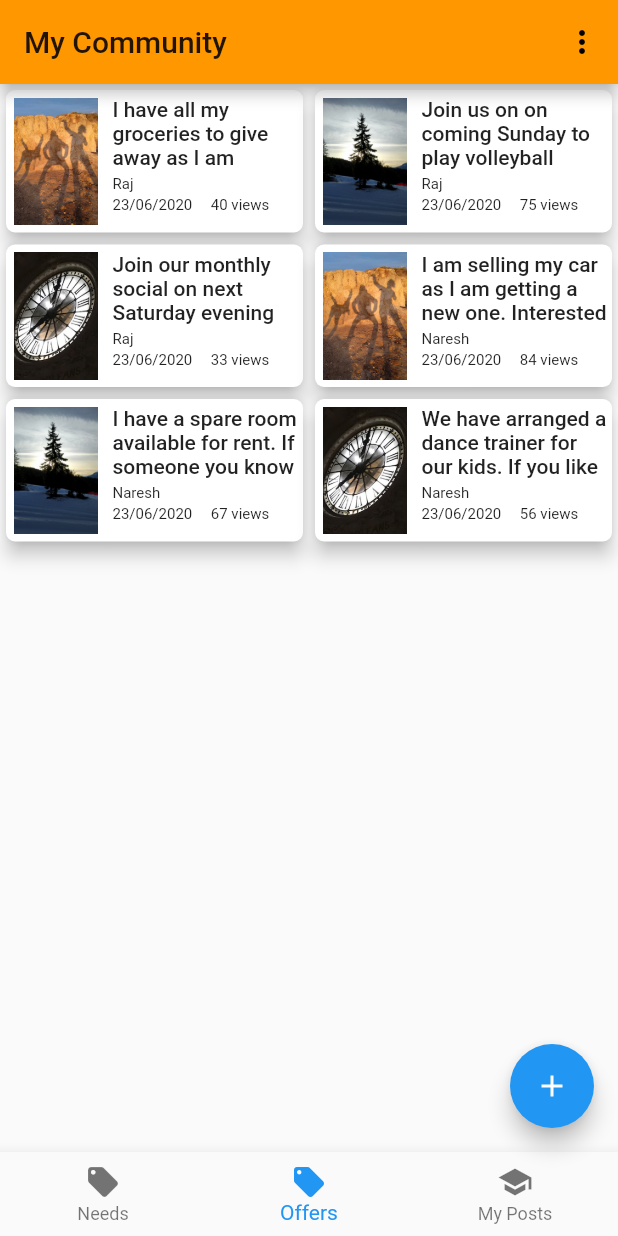
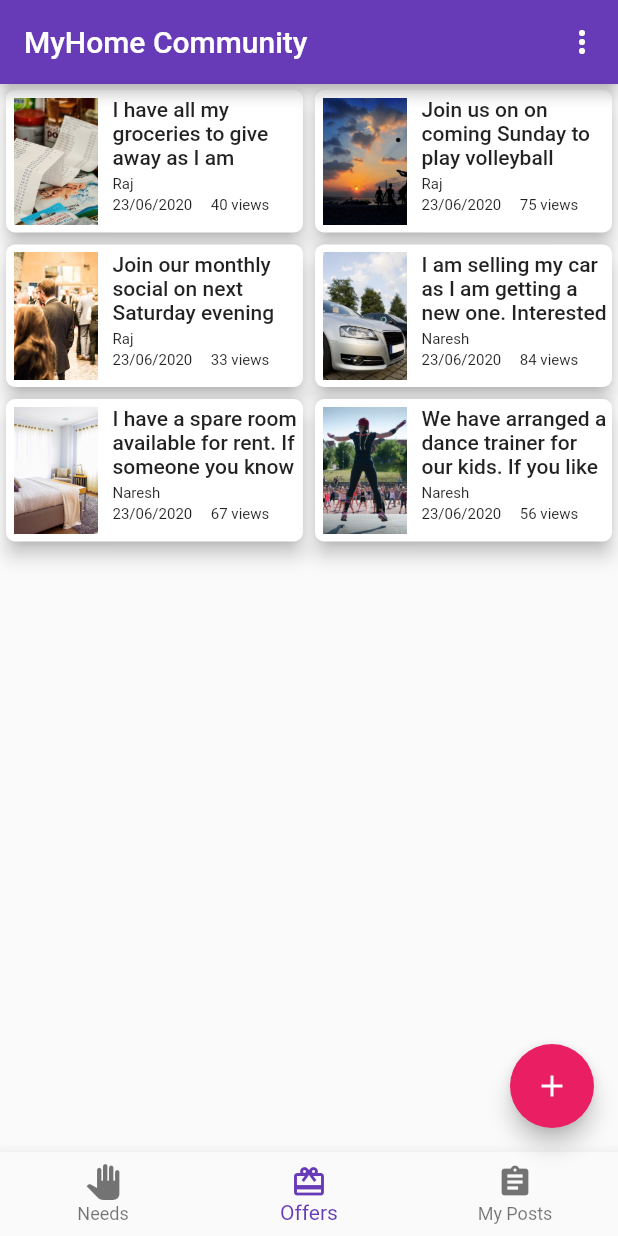
Before and after one commit to nareshidiga/CommunityShareApp, a Flutter app: the HomeScreen screen opened directly, item 2 of the bottom bar chosen, on a phone screen of 412 x 824 dp. Run offline on Flutter 3.47's test engine with Material 2 defaults, Android fonts, the phone set to English and light mode, and no system bars; drawn by our look-alikes of flutter_speed_dial; our stand-ins replace carousel_slider, flutter_feather_icons, google_fonts, rxdart; Roboto replaces fonts that are missing (Hind).

Commit message:
app colour theme, add post new offer

```diff
--- a/community_market_place/lib/main.dart
+++ b/community_market_place/lib/main.dart
@@ -14,8 +14,9 @@ class MyApp extends StatelessWidget {
       debugShowCheckedModeBanner: false,
       title: 'Community Share',
       theme: ThemeData(
-        primarySwatch: Colors.orange,
-        accentColor: Colors.blue,
+        primarySwatch: Colors.deepPurple,
+        accentColor: Colors.pink,
+        buttonColor: Colors.deepPurple,
         visualDensity: VisualDensity.adaptivePlatformDensity,
 
         //fontFamily: 'Georgia',
--- a/community_market_place/lib/models/offers.dart
+++ b/community_market_place/lib/models/offers.dart
@@ -21,7 +21,7 @@ class Offer {
 
 List<Offer> offers = [
   Offer(
-      imageUrl: "images/pic1.jpg",
+      imageUrl: "images/groceries.jpg",
       userIcon: "images/pic1.jpg",
       title: "I have all my groceries to give away as I am leaving to USA on a "
           "project work on this Friday.",
@@ -34,7 +34,7 @@ List<Offer> offers = [
           " to give away for free. I am leaving to USA on a "
           "project work on this Friday. "),
   Offer(
-      imageUrl: "images/pic3.jpg",
+      imageUrl: "images/volleyball.jpg",
       userIcon: "images/pic3.jpg",
       title: "Join us on on coming Sunday to play volleyball ",
       user: "Raj",
@@ -44,7 +44,7 @@ List<Offer> offers = [
       description: "Hello everyone, do you like to play volleyball. "
           "Join us on coming Sunday morning to play volleyball"),
   Offer(
-      imageUrl: "images/pic4.jpg",
+      imageUrl: "images/conference.jpg",
       userIcon: "images/pic2.jpg",
       title: "Join our monthly social on next Saturday evening",
       user: "Raj",
@@ -55,7 +55,7 @@ List<Offer> offers = [
           "all families in our community. There will be free food and drinks. "
           "Join our monthly social on next Saturday evening"),
   Offer(
-      imageUrl: "images/pic1.jpg",
+      imageUrl: "images/car2.jpg",
       userIcon: "images/pic1.jpg",
       title: "I am selling my car as I am getting a new one. "
           "Interested people, please contact me at the earliest.",
@@ -66,7 +66,7 @@ List<Offer> offers = [
       description: "I am selling my car as I am getting a new one. "
           "Interested people, please contact me at the earliest."),
   Offer(
-      imageUrl: "images/pic3.jpg",
+      imageUrl: "images/room.jpg",
       userIcon: "images/pic3.jpg",
       title: "I have a spare room available for rent. If someone you know "
           "likes to move in here, please contact me.",
@@ -78,7 +78,7 @@ List<Offer> offers = [
           "I have a spare room available for rent. If someone you know "
           "likes to move in here, please contact me."),
   Offer(
-      imageUrl: "images/pic4.jpg",
+      imageUrl: "images/trainer.jpg",
       userIcon: "images/pic2.jpg",
       title: "We have arranged a dance trainer for our kids. "
           "If you like to join your kid too, please contact us.",
--- a/community_market_place/lib/screens/edit_profile.dart
+++ b/community_market_place/lib/screens/edit_profile.dart
@@ -30,6 +30,8 @@ class EditProfileFormState extends State<EditProfileForm> {
   Widget _buildForm() {
     return Form(
       key: _formKey,
+      child: Padding(
+        padding: const EdgeInsets.only(left: 20.0, right: 20, top: 20),
         child: Column(
           crossAxisAlignment: CrossAxisAlignment.start,
           children: <Widget>[
@@ -75,6 +77,7 @@ class EditProfileFormState extends State<EditProfileForm> {
             new Container(
                 padding: const EdgeInsets.only(left: 150.0, top: 40.0),
                 child: new RaisedButton(
+                  textColor: Colors.grey[100],
                   child: const Text('Submit'),
                   onPressed: () {
                     if (_formKey.currentState.validate()) {
@@ -85,6 +88,7 @@ class EditProfileFormState extends State<EditProfileForm> {
                 )),
           ],
         ),
+      ),
     );
   }
 }
--- a/community_market_place/lib/screens/home.dart
+++ b/community_market_place/lib/screens/home.dart
@@ -1,11 +1,13 @@
 import 'package:communitymarketplace/screens/edit_profile.dart';
+import 'package:communitymarketplace/screens/login_screen.dart';
 import 'package:communitymarketplace/screens/my_posts_screen.dart';
+import 'package:communitymarketplace/screens/post_new_offer.dart';
 import 'package:flutter/material.dart';
 import 'package:flutter_speed_dial/flutter_speed_dial.dart';
 
-import 'create_new_post.dart';
 import 'needs_screen.dart';
 import 'offers_screen.dart';
+import 'post_new_need.dart';
 
 class HomeScreen extends StatefulWidget {
   @override
@@ -34,7 +36,7 @@ class HomeScreenState extends State<HomeScreen> {
     return Scaffold(
       key: _scaffoldKey,
       appBar: AppBar(
-        title: Text("My Community"),
+        title: Text("MyHome Community"),
         actions: [
           PopupMenuButton<String>(
             onSelected: (String choice) {
@@ -55,20 +57,20 @@ class HomeScreenState extends State<HomeScreen> {
       bottomNavigationBar: BottomNavigationBar(
         items: const <BottomNavigationBarItem>[
           BottomNavigationBarItem(
-            icon: Icon(Icons.local_offer),
+            icon: Icon(Icons.pan_tool),
             title: Text('Needs'),
           ),
           BottomNavigationBarItem(
-            icon: Icon(Icons.local_offer),
+            icon: Icon(Icons.card_giftcard),
             title: Text('Offers'),
           ),
           BottomNavigationBarItem(
-            icon: Icon(Icons.school),
+            icon: Icon(Icons.assignment),
             title: Text('My Posts'),
           ),
         ],
         currentIndex: _selectedIndex,
-        selectedItemColor: Theme.of(context).accentColor,
+        //selectedItemColor: Theme.of(context).accentColor,
         onTap: _onItemTapped,
       ),
       floatingActionButton: _buildFloatingActionButton(),
@@ -88,23 +90,32 @@ class HomeScreenState extends State<HomeScreen> {
       children: [
         SpeedDialChild(
             child: Icon(Icons.pan_tool),
-            backgroundColor: Colors.lightGreen,
+            backgroundColor: Colors.green,
             label: 'Post Need',
             labelStyle: TextStyle(fontSize: 18.0, color: Colors.grey[700]),
-            onTap: () => _navigateToCreatePost()),
+            onTap: () => _navigatePostNewNeed()),
         SpeedDialChild(
             child: Icon(Icons.card_giftcard),
-            backgroundColor: Colors.lightGreen,
+            backgroundColor: Colors.green,
             label: 'Post Offer',
             labelStyle: TextStyle(fontSize: 18.0, color: Colors.grey[700]),
-            onTap: () => _navigateEditProfile()),
+            onTap: () => _navigateToPostNewOffer()),
       ],
     );
   }
 
-  _navigateToCreatePost() async {
-    final result = await Navigator.push(context,
-        MaterialPageRoute(builder: (context) => CreateNewPostScreen()));
+  _navigatePostNewNeed() async {
+    final result = await Navigator.push(
+        context, MaterialPageRoute(builder: (context) => PostNewNeedScreen()));
+    if (result != null) {
+      _scaffoldKey.currentState
+          .showSnackBar(SnackBar(content: Text("$result")));
+    }
+  }
+
+  _navigateToPostNewOffer() async {
+    final result = await Navigator.push(
+        context, MaterialPageRoute(builder: (context) => PostNewOfferScreen()));
     if (result != null) {
       _scaffoldKey.currentState
           .showSnackBar(SnackBar(content: Text("$result")));
@@ -129,7 +140,8 @@ class HomeScreenState extends State<HomeScreen> {
         // TODO
         break;
       case LOGOUT:
-        Navigator.pop(context);
+        Navigator.push(
+            context, MaterialPageRoute(builder: (context) => LoginScreen()));
         break;
     }
   }
```
Also changed, not shown: community_market_place/lib/models/needs.dart (+6 -6 lines), community_market_place/lib/screens/post_new_need.dart (added, +108 -0 lines), community_market_place/lib/screens/post_new_offer.dart (added, +108 -0 lines), community_market_place/pubspec.lock. Lines whose indentation alone changed are shown as unchanged.
